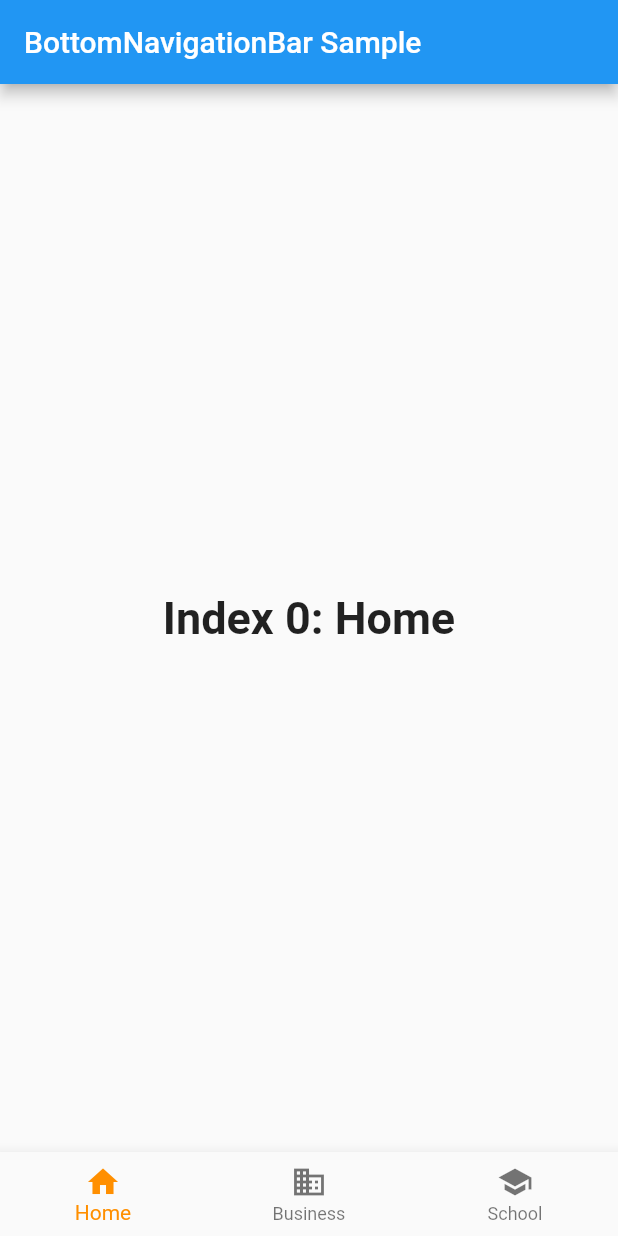
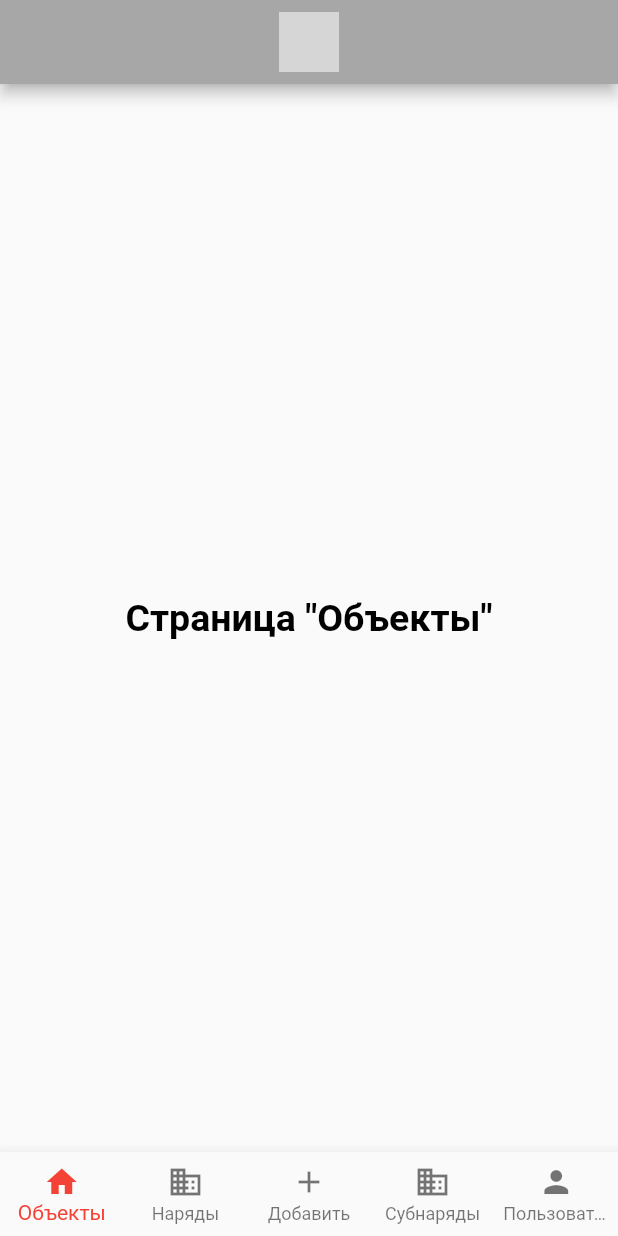
Before and after one commit to andreyreynov/Studying-Flutter, a Flutter app: the screen it shows after launch, on a phone screen of 412 x 824 dp. Run offline on Flutter 3.47's test engine with Material 2 defaults, Android fonts, the phone set to English and light mode, and no system bars; grey boxes are pictures that could not be loaded.

Commit message:
Добавлены новые кнопки
Добавлены новые кнопки и изменил текст, который они отображают. Решил проблему, когда BottomNavigationBar отображал текст только для активной кнопки. Решил проблему, добавив свойство type: BottomNavigationBarType.fixed.

```diff
--- a/lib/main.dart
+++ b/lib/main.dart
@@ -7,32 +7,7 @@ class MyApp extends StatelessWidget {
 
   @override
   Widget build(BuildContext context) {
-    return MaterialApp(
-        color: Colors.lightBlue[100],
-/*         home: Scaffold(
-            appBar: AppBar(
-                toolbarHeight: 60,
-                backgroundColor: Colors.lightBlue[100],
-                title: const Text('BOM calculator'),
-                centerTitle: true,
-                titleTextStyle: const TextStyle(
-                    color: Colors.black,
-                    fontFamily: 'OpenSans',
-                    fontWeight: FontWeight.bold,
-                    fontSize: 22.0),
-                flexibleSpace: Container(
-                  decoration: const BoxDecoration(
-                    gradient: LinearGradient(
-                      begin: Alignment.topLeft,
-                      end: Alignment.bottomRight,
-                      colors: [
-                        Colors.deepOrangeAccent,
-                        Colors.orange,
-                      ],
-                    ),
-                  ),
-                ))) */
-        home: const NavigationBar());
+    return const MaterialApp(color: Colors.red, home: NavigationBar());
   }
 }
 
@@ -46,20 +21,28 @@ class NavigationBar extends StatefulWidget {
 class _NavigationBarState extends State<NavigationBar> {
   int _selectedIndex = 0;
   static const TextStyle optionStyle =
-      TextStyle(fontSize: 30, fontWeight: FontWeight.bold);
+      TextStyle(fontSize: 25, fontWeight: FontWeight.bold, color: Colors.black);
   static const List<Widget> _widgetOptions = <Widget>[
     Text(
-      'Index 0: Home',
+      'Страница "Объекты"',
       style: optionStyle,
     ),
     Text(
-      'Index 1: Business',
+      'Страница "Наряды"',
       style: optionStyle,
     ),
     Text(
-      'Index 2: School',
+      'Страница "Добавить"',
       style: optionStyle,
     ),
+    Text(
+      'Страница "Субнаряды"',
+      style: optionStyle,
+    ),
+    Text(
+      'Страница "Пользователи"',
+      style: optionStyle,
+    )
   ];
 
   void _onItemTapped(int index) {
@@ -72,28 +55,43 @@ class _NavigationBarState extends State<NavigationBar> {
   Widget build(BuildContext context) {
     return Scaffold(
       appBar: AppBar(
-        title: const Text('BottomNavigationBar Sample'),
+        backgroundColor: const Color.fromARGB(255, 167, 167, 167),
+        centerTitle: true,
+        title: const Image(
+          image: AssetImage('assests/images/AppLogo.png'),
+          fit: BoxFit.contain,
+          height: 40,
+        ),
       ),
       body: Center(
         child: _widgetOptions.elementAt(_selectedIndex),
       ),
       bottomNavigationBar: BottomNavigationBar(
+        type: BottomNavigationBarType.fixed,
         items: const <BottomNavigationBarItem>[
           BottomNavigationBarItem(
             icon: Icon(Icons.home),
-            label: 'Home',
+            label: 'Объекты',
           ),
           BottomNavigationBarItem(
             icon: Icon(Icons.business),
-            label: 'Business',
+            label: 'Наряды',
           ),
           BottomNavigationBarItem(
-            icon: Icon(Icons.school),
-            label: 'School',
+            icon: Icon(Icons.add),
+            label: 'Добавить',
+          ),
+          BottomNavigationBarItem(
+            icon: Icon(Icons.business),
+            label: 'Субнаряды',
+          ),
+          BottomNavigationBarItem(
+            icon: Icon(Icons.person),
+            label: 'Пользователи',
           ),
         ],
         currentIndex: _selectedIndex,
-        selectedItemColor: Colors.amber[800],
+        selectedItemColor: Colors.red,
         onTap: _onItemTapped,
       ),
     );
```
